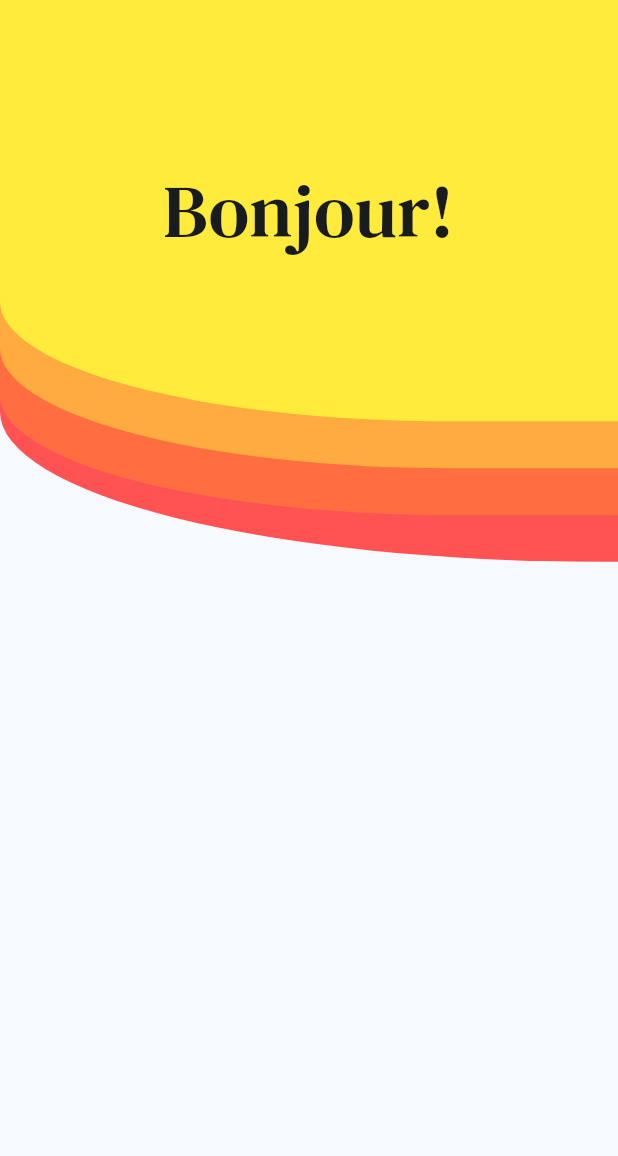
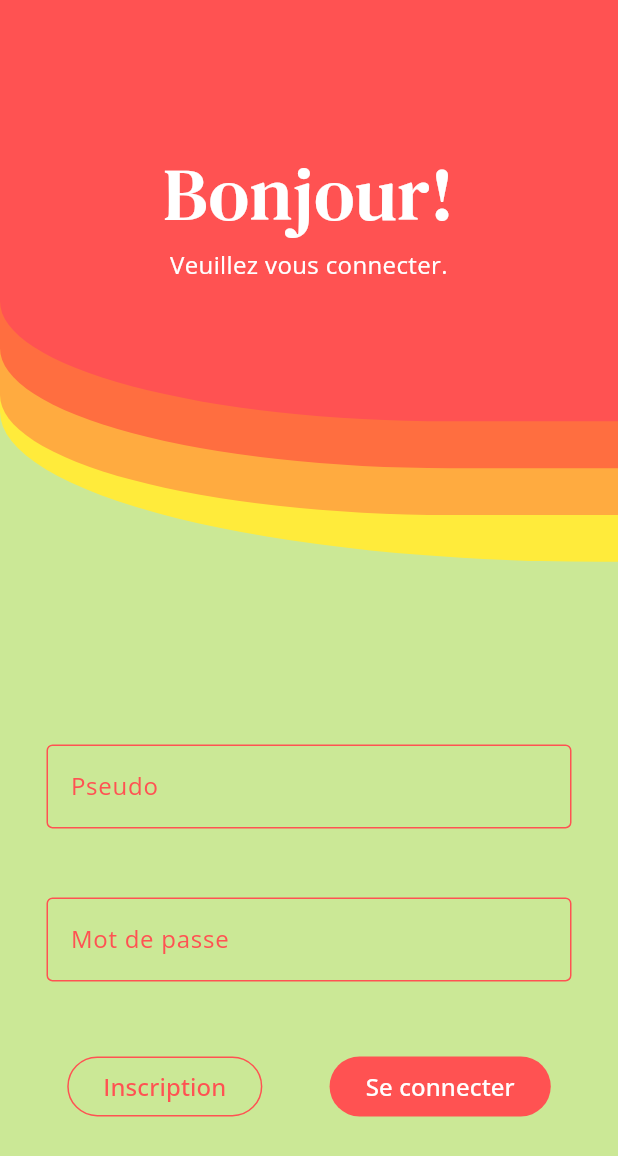
Before and after one commit to 2050189/TP1-FLUTTER, a Flutter app: the screen it shows after launch, on a phone screen of 412 x 824 dp. Shown: the top 1156 px of the screen. Run offline on Flutter 3.47's test engine with Material 3 defaults, Android fonts, the phone set to English and light mode, and no system bars; missing offline and left inert: dart:html; project files that could hold a hidden picture were left out.

Commit message:
FCT Affichage de la page d'inscription et de connexion

```diff
--- a/tp1_flutter/lib/connexion.dart
+++ b/tp1_flutter/lib/connexion.dart
@@ -0,0 +1,172 @@
+import 'package:flutter/material.dart';
+import 'package:tp1_flutter/inscription.dart';
+import 'package:tp1_flutter/main.dart';
+
+class Connexion extends StatefulWidget {
+  const Connexion({super.key});
+
+  @override
+  State<Connexion> createState() => _ConnexionState();
+}
+
+class _ConnexionState extends State<Connexion> {
+
+  @override
+  Widget build(BuildContext context) {
+
+    final TextEditingController pseudoConnexion = TextEditingController();
+    final TextEditingController mdpConnexion = TextEditingController();
+    // This method is rerun every time setState is called, for instance as done
+    // by the _incrementCounter method above.
+    //
+    // The Flutter framework has been optimized to make rerunning build methods
+    // fast, so that you can just rebuild anything that needs updating rather
+    // than having to individually change instances of widgets.
+    return Scaffold(
+      body: Column(
+          children: <Widget>[
+            Expanded( // Deco card
+              flex: 5,
+              child: Column(
+                children: [
+                  Expanded(
+                    flex: 1,
+                    child: Container(
+                      decoration: BoxDecoration(
+                          color: MyColorScheme.myTertiaryColor,
+                          borderRadius: BorderRadius.only(bottomLeft: Radius.elliptical(400, 100))
+                      ),
+
+                      child: Column(
+                        children: [
+                          Expanded(
+                            flex: 11,
+                            child: Container(
+                              decoration: BoxDecoration(
+                                  color:  MyColorScheme.mySecondaryColor,
+                                  borderRadius: BorderRadius.only(bottomLeft: Radius.elliptical(300, 80))
+                              ),
+                              child: Column(
+                                children: [
+                                  Expanded(
+                                    flex: 10,
+                                    child: Container(
+                                      decoration: BoxDecoration(
+                                          color: Colors.deepOrangeAccent,
+                                          borderRadius: BorderRadius.only(bottomLeft: Radius.elliptical(300, 80))
+                                      ),
+                                      child: Column(
+                                        children: [
+                                          Expanded(
+                                            flex: 9,
+                                            child: Container(
+                                              width: double.maxFinite,
+                                              decoration: BoxDecoration(
+                                                  color:  MyColorScheme.myPrimaryColor,
+                                                  borderRadius: BorderRadius.only(bottomLeft: Radius.elliptical(300, 80))
+                                              ),
+                                              child: Column(
+                                                mainAxisAlignment: MainAxisAlignment.center,
+                                                children: [
+                                                  Text(
+                                                    "Bonjour!", textAlign: TextAlign.center, style: MyTypography.myDisplayStyleLight
+                                                  ),
+                                                  Text("Veuillez vous connecter.", textAlign: TextAlign.center, style: MyTypography.myBodyStyleLight,)
+                                                ]
+                                              ),
+                                            ),
+                                          ),
+                                          Expanded(
+                                            flex: 1,
+                                            child: Container(),
+                                          )
+                                        ],
+                                      ),
+                                    ),
+                                  ),
+                                  Expanded(
+                                    flex: 1,
+                                    child: Container(),
+                                  )
+                                ],
+                              ),
+                            ),
+                          ),
+                          Expanded(
+                            flex: 1,
+                            child: Container(),
+                          )
+                        ],
+                      ),
+                    ),
+                  )
+                ],
+              ),
+            ),
+            Expanded( // form
+              flex: 6,
+              child: Column(
+                mainAxisAlignment: MainAxisAlignment.center,
+                children: [
+                  Row(
+                    mainAxisAlignment: MainAxisAlignment.center,
+                    children: [
+                      SizedBox(
+                        height: 250,
+                        width: 350,
+                        child: Column(
+                          crossAxisAlignment: CrossAxisAlignment.stretch,
+                          mainAxisAlignment: MainAxisAlignment.spaceEvenly,
+                          children: [ // TODO : RECHECK FIELDS
+                            TextFormField(
+                              controller: pseudoConnexion,
+                              decoration: InputDecoration(
+                                hintStyle: MyTypography.myHintStyle,
+                                labelStyle: MyTypography.myLabelStyle,
+                                labelText: "Pseudo",
+                                border: OutlineInputBorder(),
+                                hintText: '2 carac. min.',
+                              ),
+                            ),
+                            TextFormField(
+                              controller: mdpConnexion,
+                              decoration: InputDecoration(
+                                hintStyle: MyTypography.myHintStyle,
+                                labelStyle: MyTypography.myLabelStyle,
+                                labelText: "Mot de passe",
+                                border: OutlineInputBorder(),
+                                hintText: '4 carac.min',
+
+                              ),
+
+                              obscureText: true,
+                            ),
+
+                          ],
+                        ),
+
+
+                      )
+                    ],
+                  ),
+                  Row(
+                    children: [
+                      OutlinedButton(onPressed: () {
+                        NavigationHelper().navigateTo(context, Inscription());
+                      }, child: Text("Inscription", style: MyTypography.myBtnTextStyle)),
+                      FilledButton(onPressed: () {
+                        NavigationHelper().navigateTo(context, Inscription()); //TODO : CHANGE TO HOME PAGE
+                      }, child: Text("Se connecter", style: MyTypography.myBtnTextStyle))
+                    ],
+                    mainAxisAlignment: MainAxisAlignment.spaceEvenly,
+                  )
+
+                ],
+
+              ),
+            ),
+          ]
+      ), // This trailing comma makes auto-formatting nicer for build methods.
+    );
+  }
+}
--- a/tp1_flutter/lib/inscription.dart
+++ b/tp1_flutter/lib/inscription.dart
@@ -1,48 +1,23 @@
+import 'dart:html';
+
 import 'package:flutter/material.dart';
+import 'package:tp1_flutter/connexion.dart';
 
-void main() {
-  runApp(const MyApp());
+import 'main.dart';
+
+class Inscription extends StatefulWidget {
+  const Inscription({super.key});
+
+  @override
+  State<Inscription> createState() => _InscriptionState();
 }
 
-class MyApp extends StatelessWidget {
-  const MyApp({super.key});
+class _InscriptionState extends State<Inscription> {
 
-  // This widget is the root of your application.
-  @override
-  Widget build(BuildContext context) {
-    return MaterialApp(
-      title: 'Flutter Demo',
-      theme: ThemeData(
-        colorScheme: ColorScheme.fromSeed(seedColor: Colors.lightBlueAccent),
-        useMaterial3: true,
-      ),
-      home: const MyHomePage(title: 'Flutter Demo Home Page'),
-    );
-  }
-}
 
-class MyHomePage extends StatefulWidget {
-  const MyHomePage({super.key, required this.title});
-
-  final String title;
-
-  @override
-  State<MyHomePage> createState() => _MyHomePageState();
-}
-
-class _MyHomePageState extends State<MyHomePage> {
-  int _counter = 0;
-
-  void _incrementCounter() {
-    setState(() {
-      // This call to setState tells the Flutter framework that something has
-      // changed in this State, which causes it to rerun the build method below
-      // so that the display can reflect the updated values. If we changed
-      // _counter without calling setState(), then the build method would not be
-      // called again, and so nothing would appear to happen.
-      _counter++;
-    });
-  }
+  final TextEditingController pseudo = TextEditingController();
+  final TextEditingController mdp = TextEditingController();
+  final TextEditingController conf = TextEditingController();
 
   @override
   Widget build(BuildContext context) {
@@ -55,7 +30,7 @@ class _MyHomePageState extends State<MyHomePage> {
     return Scaffold(
       body: Column(
         children: <Widget>[
-          Expanded(
+          Expanded( // Deco card
             flex: 5,
             child: Column(
               children: [
@@ -63,7 +38,7 @@ class _MyHomePageState extends State<MyHomePage> {
                   flex: 1,
                   child: Container(
                     decoration: BoxDecoration(
-                        color: Colors.redAccent,
+                        color: MyColorScheme.myPrimaryColor,
                         borderRadius: BorderRadius.only(bottomLeft: Radius.elliptical(400, 100))
                     ),
 
@@ -82,7 +57,7 @@ class _MyHomePageState extends State<MyHomePage> {
                               flex: 10,
                               child: Container(
                                 decoration: BoxDecoration(
-                                    color: Colors.orangeAccent,
+                                    color: MyColorScheme.mySecondaryColor,
                                     borderRadius: BorderRadius.only(bottomLeft: Radius.elliptical(300, 80))
                                 ),
                                 child: Column(
@@ -92,13 +67,17 @@ class _MyHomePageState extends State<MyHomePage> {
                                       child: Container(
                                         width: double.maxFinite,
                                         decoration: BoxDecoration(
-                                            color: Colors.yellow,
+                                            color: MyColorScheme.myTertiaryColor,
                                             borderRadius: BorderRadius.only(bottomLeft: Radius.elliptical(300, 80))
                                         ),
-                                        child: Center(
-                                          child: Text(
-                                              "Bonjour!", textAlign: TextAlign.center, style: TextStyle(fontSize: 50, fontFamily: 'DMSerif'),
-                                          ),
+                                        child: Column(
+                                          mainAxisAlignment: MainAxisAlignment.center,
+                                          children: [
+                                            Text(
+                                              "Bienvenue!", textAlign: TextAlign.center, style: MyTypography.myDisplayStyleDark,
+                                            ),
+                                            Text("Veuillez vous inscrire.", textAlign: TextAlign.center, style: MyTypography.myBodyStyleDark,)
+                                          ]
                                         ),
                                       ),
                                     ),
@@ -129,9 +108,77 @@ class _MyHomePageState extends State<MyHomePage> {
               ],
             ),
           ),
-          Expanded(
+          Expanded(// form
             flex: 6,
-            child: Container(
+            child: Column(
+              mainAxisAlignment: MainAxisAlignment.center,
+              children: [
+                Row(
+                  mainAxisAlignment: MainAxisAlignment.center,
+                  children: [
+                    SizedBox(
+                      height: 250,
+                      width: 350,
+                      child: Column(
+                        crossAxisAlignment: CrossAxisAlignment.stretch,
+                        mainAxisAlignment: MainAxisAlignment.spaceEvenly,
+                        children: [ // TODO : RECHECK FIELDS
+                          TextFormField(
+                            controller: pseudo,
+                            decoration: InputDecoration(
+                              hintStyle: MyTypography.myHintStyle,
+                              labelStyle: MyTypography.myLabelStyle,
+                              labelText: "Pseudo",
+                              border: OutlineInputBorder(),
+                              hintText: '2 carac. min.',
+                            ),
+                          ),
+                          TextFormField(
+                            controller: mdp,
+                            decoration: InputDecoration(
+                              hintStyle: MyTypography.myHintStyle,
+                              labelStyle: MyTypography.myLabelStyle,
+                              labelText: "Mot de passe",
+                              border: OutlineInputBorder(),
+                              hintText: '4 carac.min',
+
+                            ),
+
+                            obscureText: true,
+                          ),
+                          TextFormField(
+                            controller: conf,
+                            decoration: InputDecoration(
+                              hintStyle: MyTypography.myHintStyle,
+                              labelStyle: MyTypography.myLabelStyle,
+                              labelText: "Confirmez le mot de passe",
+                              border: OutlineInputBorder(),
+                              hintText: 'Confirmation',
+                            ),
+                            obscureText: true,
+                          ),
+
+                        ],
+                      ),
+
+
+                    )
+                  ],
+                ),
+
+                Row(
+                  crossAxisAlignment: CrossAxisAlignment.end,
+                    children: [
+                      OutlinedButton(onPressed: () {
+                        NavigationHelper().home(context);
+                      }, child: Text("Connexion", style: MyTypography.myBtnTextStyle)),
+                      FilledButton(onPressed: () {
+                        NavigationHelper().navigateTo(context, Inscription()); //TODO : CHANGE TO HOME PAGE
+                      }, child: Text("S'inscrire", style: MyTypography.myBtnTextStyle))
+                    ],
+                    mainAxisAlignment: MainAxisAlignment.spaceEvenly,
+                  )
+              ],
 
             ),
           ),
--- /dev/null
+++ b/tp1_flutter/lib/main.dart
@@ -0,0 +1,136 @@
+//import 'dart:html';
+
+import 'package:flutter/material.dart';
+import 'package:tp1_flutter/connexion.dart';
+import 'package:tp1_flutter/inscription.dart';
+
+void main() {
+  runApp(const MyApp());
+}
+
+class MyColorScheme extends ColorScheme{
+
+  static const Color myPrimaryColor = Colors.redAccent;
+  static const Color mySecondaryColor = Colors.orangeAccent;
+  static const Color myTertiaryColor = Colors.yellow;
+  static const Color myBackgroundColor = Colors.white;
+  static const Color myAccentColor = Color(0xFFCBE896);
+
+  const MyColorScheme({
+    // Set your custom colors as primary and secondary
+    Color primary = myPrimaryColor,
+    Color secondary = mySecondaryColor,
+
+    // Include other color properties from the super class
+    // such as background, surface, onBackground, etc.
+
+  }) : super(background: myBackgroundColor, primary: myPrimaryColor, secondary: mySecondaryColor, tertiary: myTertiaryColor, brightness: Brightness.light, error: Colors.red, surface: myAccentColor, onPrimary: Colors.white, onBackground: myPrimaryColor, onSecondary: Colors.black, onError: Colors.white, onSurface: Colors.black);
+
+}
+
+class MyTypography {
+  static const TextStyle myHeadingStyle = TextStyle(
+    fontSize: 24, fontWeight: FontWeight.normal,
+    fontFamily: "DMSerif"
+
+  );
+
+  static const TextStyle myDisplayStyleLight = TextStyle(
+      fontSize: 50,
+      fontWeight: FontWeight.normal,
+      fontFamily: "DMSerif",
+    color: Colors.white
+  );
+
+  static const TextStyle myDisplayStyleDark = TextStyle(
+      fontSize: 50,
+      fontWeight: FontWeight.normal,
+      fontFamily: "DMSerif",
+      color: Colors.black
+  );
+
+  static const TextStyle myLabelStyle = TextStyle(
+    fontSize: 16,
+    fontFamily: "OpenSans",
+    color: MyColorScheme.myPrimaryColor
+  );
+
+  static const TextStyle myBtnTextStyle = TextStyle(
+    fontSize: 16,
+    fontFamily: "OpenSans",
+  );
+
+  static const TextStyle myHintStyle = TextStyle(
+    fontSize: 12,
+    fontFamily: "OpenSans",
+    color: MyColorScheme.myPrimaryColor
+  );
+
+  static const TextStyle myBodyStyleDark = TextStyle(
+    fontSize: 16,
+    fontFamily: "OpenSans",
+    color: Colors.black
+  );
+
+  static const TextStyle myBodyStyleLight = TextStyle(
+      fontSize: 16,
+      fontFamily: "OpenSans",
+      color: Colors.white
+  );
+}
+
+class MyApp extends StatelessWidget {
+  const MyApp({super.key});
+
+
+
+  // This widget is the root of your application.
+  @override
+  Widget build(BuildContext context) {
+
+
+
+    return MaterialApp(
+      home: const Connexion(), // HOME PAGE
+      routes: routes(),
+
+      theme: ThemeData(
+          colorScheme: MyColorScheme()
+
+      ),
+
+    );
+  }
+
+
+  Map<String, WidgetBuilder> routes(){ // DEFINE ROUTES
+    return {
+      '/connexion' : (context) => const Connexion(),
+      //  INPUT PAGE ROUTE
+      // '/result' : (Context) => const ResultPage() // RESULT PAGE ROUTE
+    };
+  }
+}
+
+
+class NavigationHelper {
+  navigateTo(BuildContext context, StatefulWidget page){
+    Navigator.push(
+      context,
+      MaterialPageRoute(
+          builder: (context) => page
+      ),
+    );
+  }
+
+  home(BuildContext context){
+    Navigator.of(context).popUntil((route)=> false);
+    Navigator.push(
+      context,
+      MaterialPageRoute(
+          builder: (context) => const Connexion()
+      ),
+    );
+  }
+
+}
```
